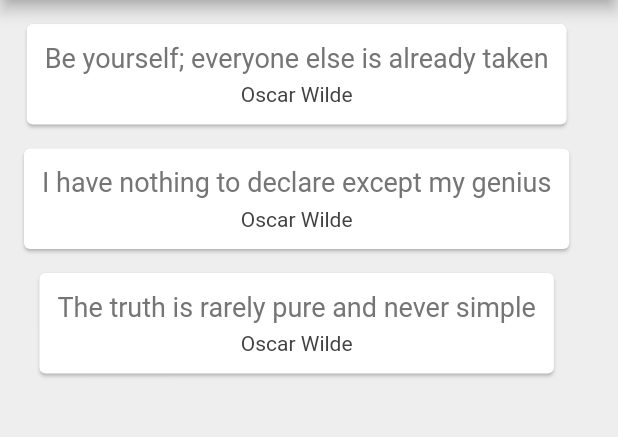
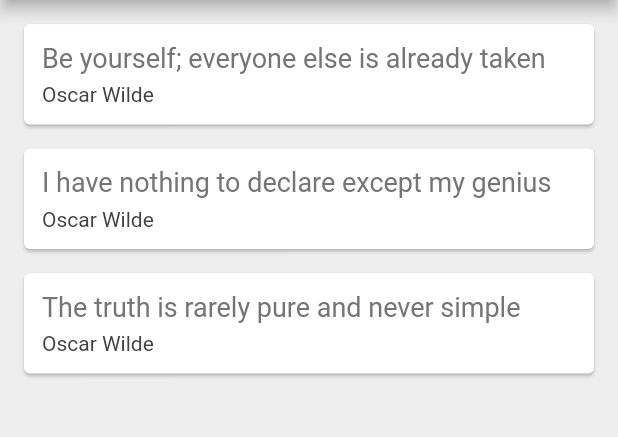
Before and after one commit to pdendy/quotes, a Flutter app: the screen it shows after launch, on a phone screen of 412 x 824 dp, the part 84-521 px from its top. Run offline on Flutter 3.47's test engine with Material 2 defaults, Android fonts, the phone set to English and light mode, and no system bars.

Commit message:
"add refactor QuoteCard"

```diff
--- a/lib/main.dart
+++ b/lib/main.dart
@@ -21,12 +21,38 @@ class _QuoteListState extends State<QuoteList> {
   ];
 
   Widget quoteTemplate(quote){
+    return QuoteCard(quote: quote);
+  }
+  @override
+  Widget build(BuildContext context) {
+    return Scaffold(
+      backgroundColor: Colors.grey[200],
+      appBar: AppBar(
+        title: Text('Awesome Quotes'),
+        centerTitle: true,
+        backgroundColor: Colors.redAccent,
+      ),
+      body: Column(
+        children: quotes.map((quote) => QuoteCard(quote: quote)).toList(),
+      ),
+    );
+  }
+}
+
+class QuoteCard extends StatelessWidget {
+
+  final Quote quote;
+  QuoteCard({required this.quote});
+
+  @override
+  Widget build(BuildContext context) {
     return Card(
       margin: EdgeInsets.fromLTRB(16.0, 16.0, 16.0, 0.0),
       child: Padding(
         padding: const EdgeInsets.all(12.0),
         child: Column(
-        children: <Widget>[
+          crossAxisAlignment: CrossAxisAlignment.stretch,
+          children: <Widget>[
           Text(
             quote.text,
             style: TextStyle(
@@ -47,19 +73,4 @@ class _QuoteListState extends State<QuoteList> {
       ),
     );
   }
-
-  @override
-  Widget build(BuildContext context) {
-    return Scaffold(
-      backgroundColor: Colors.grey[200],
-      appBar: AppBar(
-        title: Text('Awesome Quotes'),
-        centerTitle: true,
-        backgroundColor: Colors.redAccent,
-      ),
-      body: Column(
-        children: quotes.map((quote) => quoteTemplate(quote)).toList(),
-      ),
-    );
-  }
 }
```
